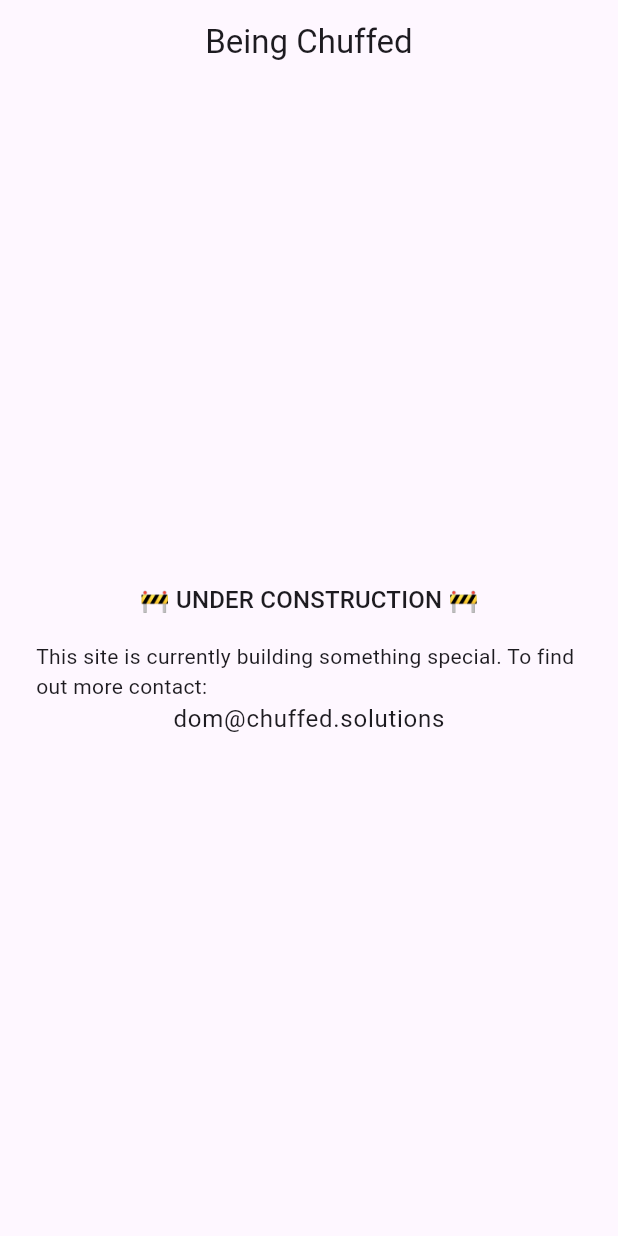
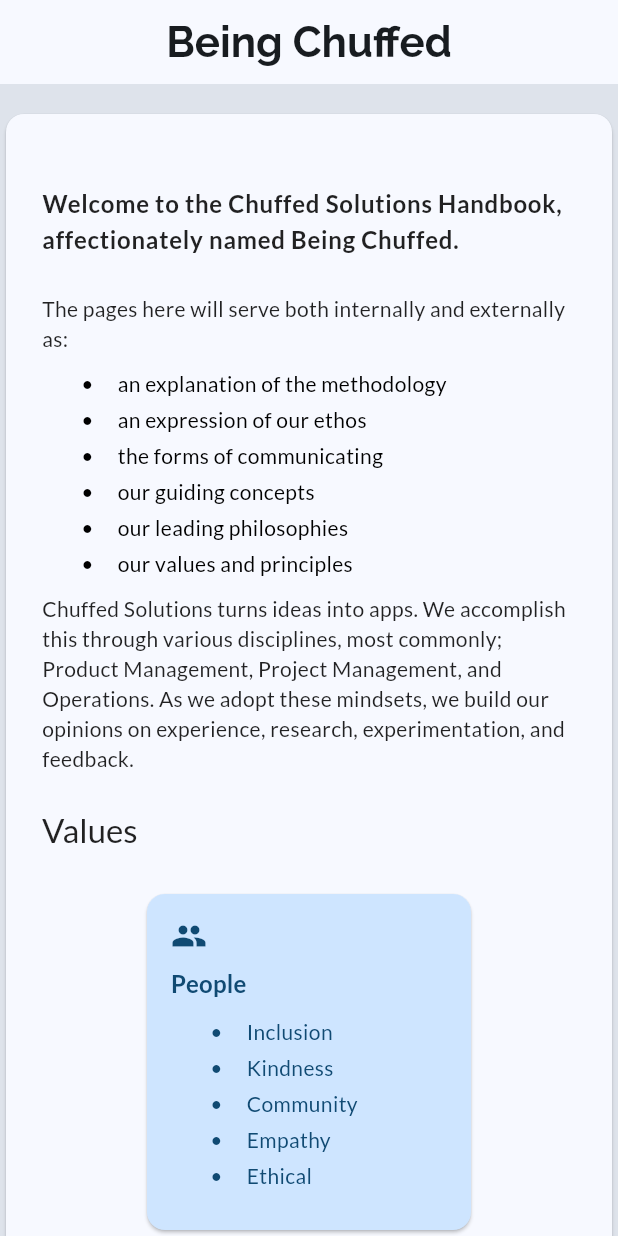
Before and after one commit to ChuffedDom/being-chuffed, a Flutter app: the screen it shows after launch, on a phone screen of 412 x 824 dp. Run offline on Flutter 3.47's test engine with Material 2 defaults, Android fonts, the phone set to English and light mode, and no system bars; our stand-ins replace firebase_core, google_fonts; accounts and stored records are empty; Roboto replaces fonts that are missing (--apple-system); statements that could not run were skipped.

Commit message:
Started being chuffed landing page

```diff
--- /dev/null
+++ b/lib/homepage.dart
@@ -0,0 +1,244 @@
+import 'package:flutter/material.dart';
+import 'package:google_fonts/google_fonts.dart';
+
+class HomePage extends StatelessWidget {
+  const HomePage({super.key});
+
+  @override
+  Widget build(BuildContext context) {
+    return Scaffold(
+      appBar: AppBar(
+        toolbarHeight: 56,
+        title: Text(
+          "Being Chuffed",
+          style: GoogleFonts.raleway(
+            fontSize: 28,
+            fontWeight: FontWeight.bold,
+          ),
+        ),
+        centerTitle: true,
+      ),
+      backgroundColor: Theme.of(context).colorScheme.surfaceVariant,
+      body: Center(
+        child: Container(
+          constraints: const BoxConstraints(maxWidth: 768),
+          child: ListView(
+            children: [
+              const SizedBox(height: 16.0),
+              Card(
+                color: Theme.of(context).colorScheme.surface,
+                child: Padding(
+                  padding: const EdgeInsets.all(24.0),
+                  child: Column(
+                    crossAxisAlignment: CrossAxisAlignment.start,
+                    children: [
+                      const SizedBox(height: 24),
+                      Text(
+                        "Welcome to the Chuffed Solutions Handbook, affectionately named Being Chuffed.",
+                        style: Theme.of(context)
+                            .textTheme
+                            .bodyLarge!
+                            .copyWith(fontWeight: FontWeight.bold),
+                      ),
+                      const SizedBox(height: 24),
+                      const Text(
+                          "The pages here will serve both internally and externally as:"),
+                      const UnorderedList(
+                        children: [
+                          "an explanation of the methodology",
+                          "an expression of our ethos",
+                          "the forms of communicating",
+                          "our guiding concepts",
+                          "our leading philosophies",
+                          "our values and principles",
+                        ],
+                      ),
+                      const SizedBox(height: 8.0),
+                      const Text(
+                        "Chuffed Solutions turns ideas into apps. We accomplish this through various disciplines, most commonly; Product Management, Project Management, and Operations. As we adopt these mindsets, we build our opinions on experience, research, experimentation, and feedback.",
+                      ),
+                      const SizedBox(height: 24.0),
+                      Text(
+                        "Values",
+                        style: Theme.of(context).textTheme.titleLarge,
+                      ),
+                      const SizedBox(height: 24.0),
+                      OverflowBar(
+                        spacing: 16.0,
+                        overflowSpacing: 16.0,
+                        alignment: MainAxisAlignment.spaceEvenly,
+                        overflowAlignment: OverflowBarAlignment.center,
+                        children: [
+                          ValueItem(
+                            icon: Icons.people,
+                            backgroundColor:
+                                Theme.of(context).colorScheme.primaryContainer,
+                            textColor: Theme.of(context)
+                                .colorScheme
+                                .onPrimaryContainer,
+                            title: "People",
+                            description: "something something something",
+                            unorderedList: UnorderedList(
+                              color: Theme.of(context)
+                                  .colorScheme
+                                  .onPrimaryContainer,
+                              children: const [
+                                "Inclusion",
+                                "Kindness",
+                                "Community",
+                                "Empathy",
+                                "Ethical",
+                              ],
+                            ),
+                          ),
+                          ValueItem(
+                            icon: Icons.public,
+                            backgroundColor:
+                                Theme.of(context).colorScheme.primaryContainer,
+                            textColor: Theme.of(context)
+                                .colorScheme
+                                .onPrimaryContainer,
+                            title: "Planet",
+                            description: "something something something",
+                            unorderedList: UnorderedList(
+                              color: Theme.of(context)
+                                  .colorScheme
+                                  .onPrimaryContainer,
+                              children: const [
+                                "Sustainability",
+                                "Environment",
+                                "Zero-waste",
+                                "Net-zero goal",
+                                "Conservation",
+                              ],
+                            ),
+                          ),
+                          ValueItem(
+                            icon: Icons.rocket_launch,
+                            backgroundColor:
+                                Theme.of(context).colorScheme.primaryContainer,
+                            textColor: Theme.of(context)
+                                .colorScheme
+                                .onPrimaryContainer,
+                            title: "Progress",
+                            description: "something something something",
+                            unorderedList: UnorderedList(
+                              color: Theme.of(context)
+                                  .colorScheme
+                                  .onPrimaryContainer,
+                              children: const [
+                                "Iteration",
+                                "Innovation",
+                                "Profit",
+                                "Growth",
+                                "Diversification",
+                              ],
+                            ),
+                          ),
+                        ],
+                      )
+                    ],
+                  ),
+                ),
+              )
+            ],
+          ),
+        ),
+      ),
+    );
+  }
+}
+
+class UnorderedList extends StatelessWidget {
+  final List<String> children;
+  final Color? color;
+
+  const UnorderedList({
+    super.key,
+    required this.children,
+    this.color = Colors.black,
+  });
+
+  @override
+  Widget build(BuildContext context) {
+    return Padding(
+      padding: const EdgeInsets.fromLTRB(24.0, 8.0, 24.0, 0),
+      child: Column(
+        children: [
+          for (var child in children)
+            Padding(
+              padding: const EdgeInsets.all(2.0),
+              child: Row(
+                children: [
+                  Text(
+                    "•",
+                    style: TextStyle(color: color),
+                  ),
+                  const SizedBox(width: 16.0),
+                  Text(
+                    child,
+                    style: TextStyle(color: color),
+                  ),
+                ],
+              ),
+            ),
+        ],
+      ),
+    );
+  }
+}
+
+class ValueItem extends StatelessWidget {
+  final String title;
+  final String description;
+  final UnorderedList unorderedList;
+  final Color textColor;
+  final Color backgroundColor;
+  final IconData icon;
+
+  const ValueItem({
+    super.key,
+    required this.title,
+    required this.description,
+    required this.unorderedList,
+    this.textColor = Colors.white,
+    this.backgroundColor = Colors.black,
+    required this.icon,
+  });
+
+  @override
+  Widget build(BuildContext context) {
+    return SizedBox(
+      width: 224,
+      child: Card(
+        color: backgroundColor,
+        child: Padding(
+          padding: const EdgeInsets.all(16.0),
+          child: Column(
+            crossAxisAlignment: CrossAxisAlignment.start,
+            children: [
+              Icon(icon, color: textColor),
+              const SizedBox(height: 8.0),
+              Text(
+                title,
+                style: Theme.of(context).textTheme.titleMedium!.copyWith(
+                      color: textColor,
+                      fontWeight: FontWeight.bold,
+                    ),
+              ),
+              /* const SizedBox(height: 16),
+               Text(
+                description,
+                style: Theme.of(context).textTheme.bodyMedium!.copyWith(
+                      color: textColor,
+                    ),
+              ), */
+              unorderedList,
+              const SizedBox(height: 8),
+            ],
+          ),
+        ),
+      ),
+    );
+  }
+}
--- a/lib/main.dart
+++ b/lib/main.dart
@@ -1,5 +1,7 @@
+import 'package:being_chuffed/homepage.dart';
 import 'package:firebase_core/firebase_core.dart';
 import 'package:flutter/material.dart';
+import 'package:google_fonts/google_fonts.dart';
 import 'firebase_options.dart';
 
 Future<void> main() async {
@@ -16,12 +18,14 @@
   @override
   Widget build(BuildContext context) {
     return MaterialApp(
-      title: 'Flutter Demo',
+      title: 'Being Chuffed',
       theme: ThemeData(
+        colorSchemeSeed: Color.fromARGB(24, 44, 62, 80),
+        textTheme: GoogleFonts.latoTextTheme(),
         fontFamily: '--apple-system',
         useMaterial3: true,
       ),
-      home: const MyHomePage(),
+      home: const HomePage(),
     );
   }
 }
--- a/pubspec.yaml
+++ b/pubspec.yaml
@@ -37,6 +37,7 @@
   # Use with the CupertinoIcons class for iOS style icons.
   cupertino_icons: ^1.0.2
   firebase_core: ^2.4.1
+  google_fonts: ^3.0.1
 
 dev_dependencies:
   flutter_test:
```
Also changed, not shown: pubspec.lock, 1 other file.
